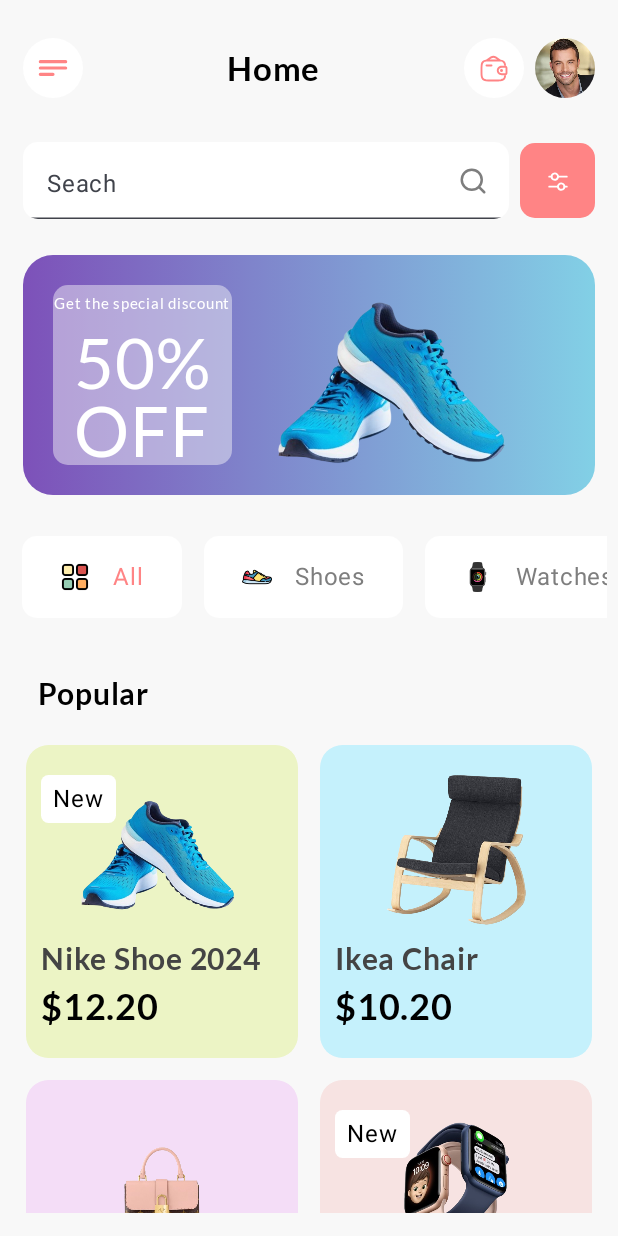
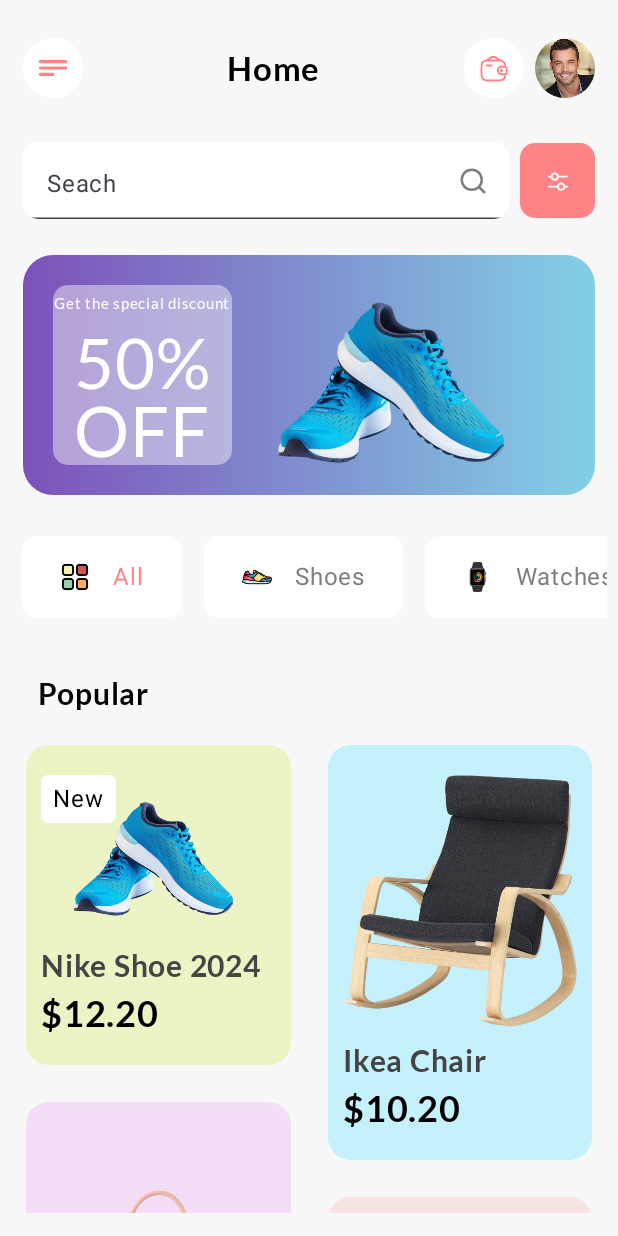
Before and after one commit to basitbhatti/ECommerceUI-Compose-, an Android app built with Jetpack Compose: the screen it shows after launch (MainActivity), on a phone screen of 412 x 824 dp. Run offline under Robolectric (Android 15) with nearby library versions, the phone set to English and light mode, and no system bars.

Commit message:
ECommerce UI First Commit.

```diff
--- a/app/src/main/java/com/example/ecommerceui/ui/HomeScreen.kt
+++ b/app/src/main/java/com/example/ecommerceui/ui/HomeScreen.kt
@@ -13,9 +13,10 @@ import androidx.compose.foundation.layout.fillMaxWidth
 import androidx.compose.foundation.layout.height
 import androidx.compose.foundation.layout.padding
 import androidx.compose.foundation.layout.size
+import androidx.compose.foundation.layout.wrapContentHeight
 import androidx.compose.foundation.lazy.LazyRow
-import androidx.compose.foundation.lazy.grid.GridCells
-import androidx.compose.foundation.lazy.grid.LazyVerticalGrid
+import androidx.compose.foundation.lazy.staggeredgrid.LazyVerticalStaggeredGrid
+import androidx.compose.foundation.lazy.staggeredgrid.StaggeredGridCells
 import androidx.compose.foundation.shape.CircleShape
 import androidx.compose.foundation.shape.RoundedCornerShape
 import androidx.compose.material3.ExperimentalMaterial3Api
@@ -354,7 +355,11 @@ fun PopularProductSection(listOfProducts: List<Product>) {
             color = Color.Black
         )
 
-        LazyVerticalGrid(columns = GridCells.Adaptive(150.dp)) {
+        LazyVerticalStaggeredGrid(
+            columns = StaggeredGridCells.Adaptive(150.dp),
+            verticalItemSpacing = 10.dp,
+            horizontalArrangement = Arrangement.spacedBy(10.dp)
+        ) {
             items(listOfProducts.size) {
                 val product = listOfProducts[it]
                 ProductCard(product)
@@ -396,8 +401,9 @@ fun ProductCard(product: Product) {
             Image(
                 painter = painterResource(id = product.imageId),
                 modifier = Modifier
-                    .fillMaxSize()
-                    .size(100.dp),
+                    .padding(horizontal = 10.dp)
+                    .fillMaxWidth()
+                    .wrapContentHeight(),
                 contentDescription = ""
             )
 
```
